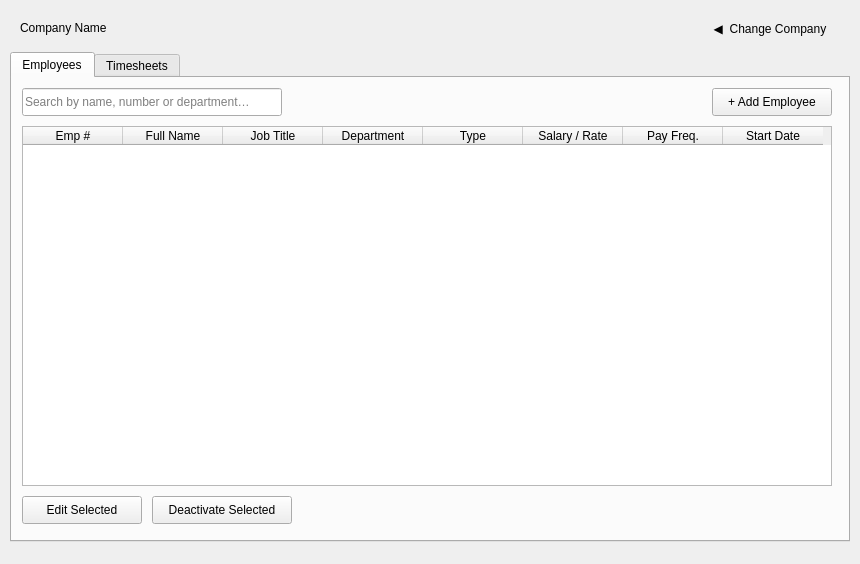
Old version of the form dashboard.ui in the repository BarryPrinsloo/payroll-app.
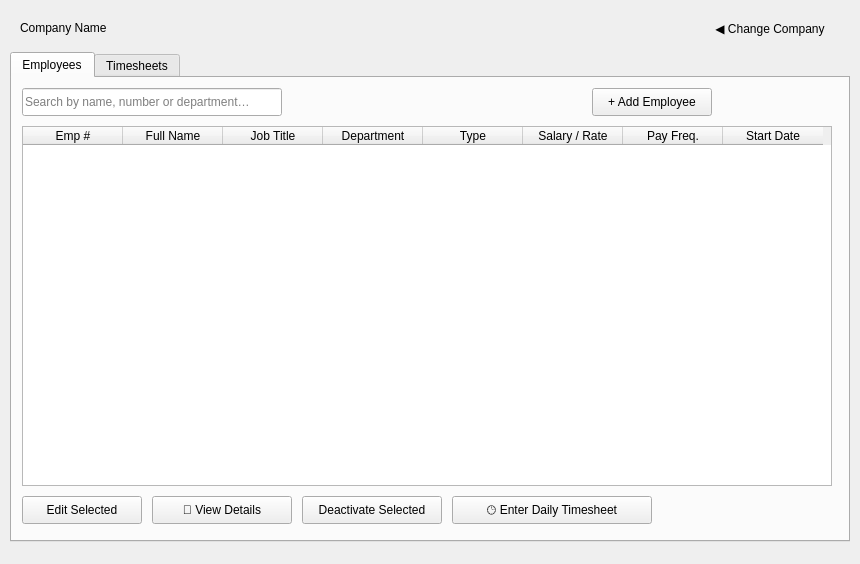
New version of the form.

```diff
--- a/dashboard.ui
+++ b/dashboard.ui
@@ -39,7 +39,7 @@
     </rect>
    </property>
    <property name="text">
-    <string>◀  Change Company</string>
+    <string>◀ Change Company</string>
    </property>
    <property name="flat">
     <bool>true</bool>
@@ -77,7 +77,7 @@
     <widget class="QPushButton" name="btnAddEmployee">
      <property name="geometry">
       <rect>
-       <x>700</x>
+       <x>580</x>
        <y>10</y>
        <width>120</width>
        <height>28</height>
@@ -159,7 +159,7 @@
       <string>Edit Selected</string>
      </property>
     </widget>
-    <widget class="QPushButton" name="btnDeactivate">
+    <widget class="QPushButton" name="btnViewDetails">
      <property name="geometry">
       <rect>
        <x>140</x>
@@ -169,9 +169,35 @@
       </rect>
      </property>
      <property name="text">
+      <string>👤 View Details</string>
+     </property>
+    </widget>
+    <widget class="QPushButton" name="btnDeactivate">
+     <property name="geometry">
+      <rect>
+       <x>290</x>
+       <y>418</y>
+       <width>140</width>
+       <height>28</height>
+      </rect>
+     </property>
+     <property name="text">
       <string>Deactivate Selected</string>
      </property>
     </widget>
+    <widget class="QPushButton" name="btnEnterTimesheet">
+     <property name="geometry">
+      <rect>
+       <x>440</x>
+       <y>418</y>
+       <width>200</width>
+       <height>28</height>
+      </rect>
+     </property>
+     <property name="text">
+      <string>🕒 Enter Daily Timesheet</string>
+     </property>
+    </widget>
    </widget>
    <widget class="QWidget" name="tabTimesheets">
     <attribute name="title">
```
Left out of the diff: 8 changed lines with no effect on the pictures.
